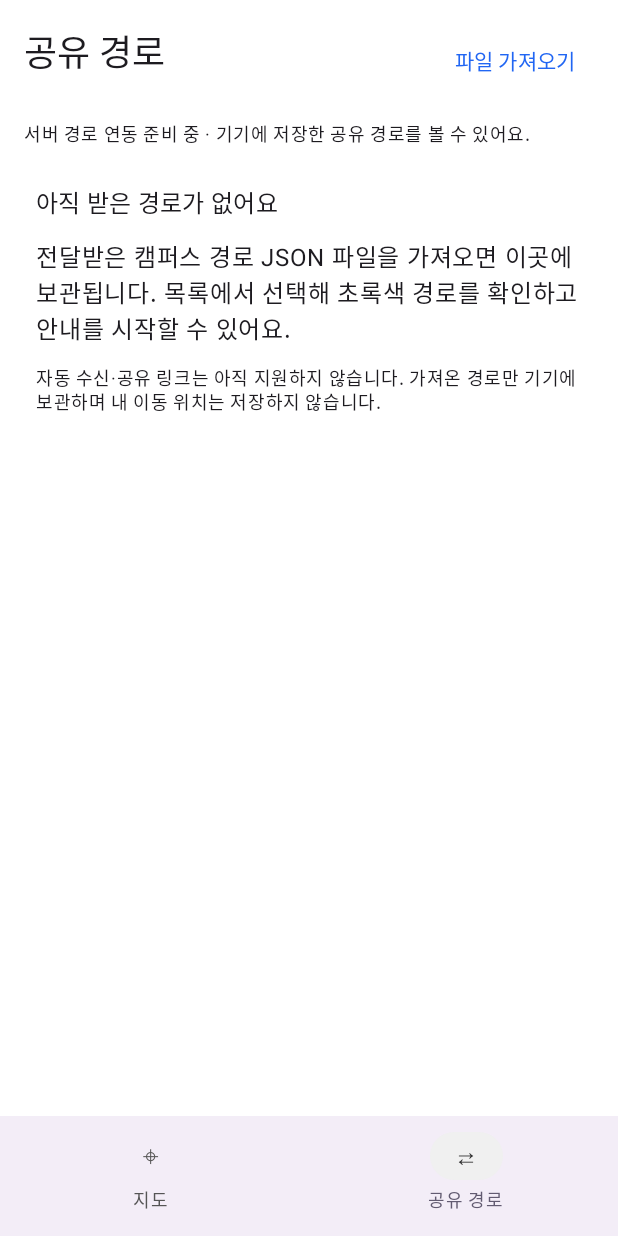
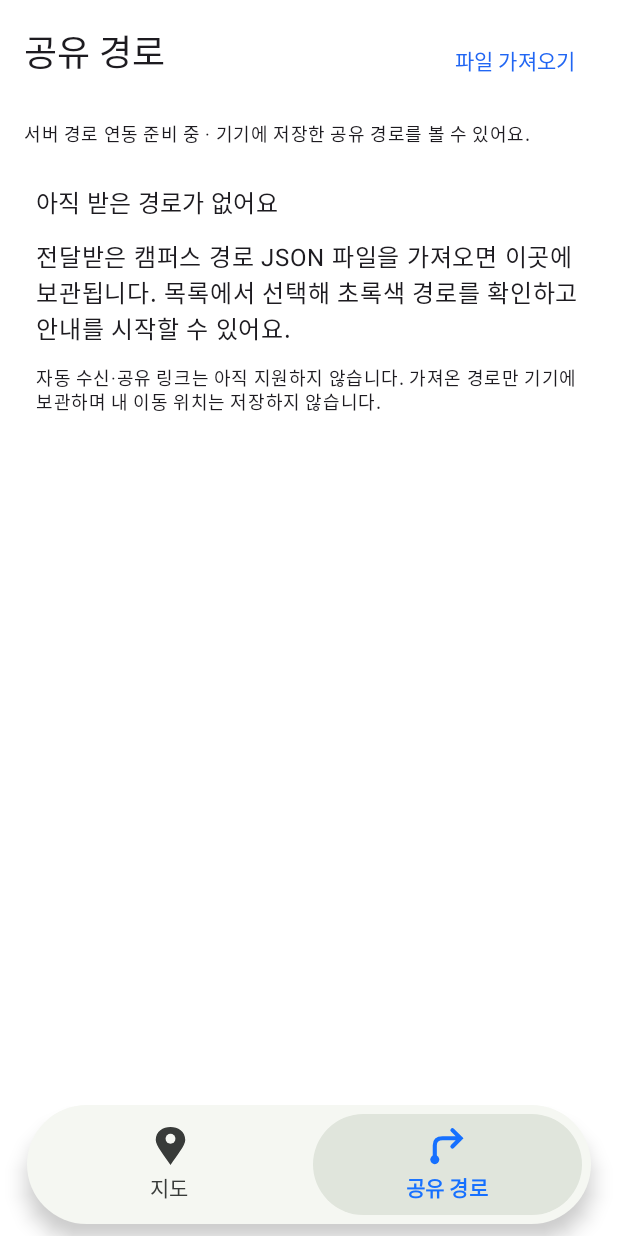
Before and after one commit to sballgut/sensor_map, an Android app built with Jetpack Compose: the screen it shows after launch (MainActivity), item 2 of the bottom bar chosen, on a phone screen of 412 x 824 dp. Run offline under Robolectric (Android 15) with nearby library versions, the phone set to English and light mode, and no system bars; pictures from the network do not load.

Commit message:
Refine home search, collapsible destinations and bottom tabs

```diff
--- a/campus-route/app/src/main/java/com/example/sensorae/ui/d1/DestinationHomeView.java
+++ b/campus-route/app/src/main/java/com/example/sensorae/ui/d1/DestinationHomeView.java
@@ -8,6 +8,7 @@ import android.os.Bundle;
 import android.text.Editable;
 import android.text.TextWatcher;
 import android.view.Gravity;
+import android.view.MotionEvent;
 import android.view.View;
 import android.view.ViewGroup;
 import android.view.inputmethod.InputMethodManager;
@@ -29,6 +30,11 @@ public final class DestinationHomeView extends LinearLayout {
     private final TextView modeLabel, mapLabel;
     private final EditText search;
     private boolean restoring;
+    private LinearLayout sheetContainer;
+    private TextView sheetHandle;
+    private boolean sheetExpanded;
+    private float dragStartY;
+    private int dragStartHeight;
     private Runnable routeAction;
     private String routeMessage = "현재 위치에서 길찾기";
     private boolean routeEnabled = true;
@@ -65,8 +71,6 @@ public final class DestinationHomeView extends LinearLayout {
         search.setHint("어디로 갈까요?"); search.setHintTextColor(MUTED); search.setBackgroundColor(Color.TRANSPARENT);
         search.setContentDescription("건물 이름 검색"); search.setImeOptions(android.view.inputmethod.EditorInfo.IME_ACTION_SEARCH);
         searchBox.addView(search, new LayoutParams(0, dp(50), 1));
-        Button clear = button("지우기", () -> { search.setText(""); controller.clearSelection(); renderSheet(); });
-        clear.setContentDescription("검색어와 목적지 선택 지우기"); searchBox.addView(clear, new LayoutParams(-2, dp(48)));
         LayoutParams searchParams = new LayoutParams(-1, -2); searchParams.setMargins(dp(16), dp(4), dp(16), dp(4));
         addView(searchBox, searchParams);
 
@@ -87,18 +91,39 @@ public final class DestinationHomeView extends LinearLayout {
             public void onSelectionCleared() { mapLabel.setText("목적지를 선택해보세요"); }
         });
 
-        ScrollView sheetScroll = new ScrollView(context) {
-            @Override protected void onMeasure(int widthSpec, int heightSpec) {
-                int available = DestinationHomeView.this.getHeight();
-                int cap = available > 0 ? Math.round(available * .36f) : dp(280);
-                int parentMode = MeasureSpec.getMode(heightSpec), parentSize = MeasureSpec.getSize(heightSpec);
-                if (parentMode != MeasureSpec.UNSPECIFIED) cap = Math.min(cap, parentSize);
-                super.onMeasure(widthSpec, MeasureSpec.makeMeasureSpec(Math.max(0, cap), MeasureSpec.AT_MOST));
+        sheetContainer = column();
+        sheetContainer.setBackground(background(Color.WHITE, 24));
+        sheetHandle = text("━━   목적지 선택   ⌃", 14, MUTED);
+        sheetHandle.setGravity(Gravity.CENTER);
+        sheetHandle.setContentDescription("목적지 목록 펼치기");
+        sheetHandle.setOnClickListener(v -> setSheetExpanded(!sheetExpanded));
+        sheetHandle.setOnTouchListener((v, event) -> {
+            switch (event.getActionMasked()) {
+                case MotionEvent.ACTION_DOWN:
+                    dragStartY = event.getRawY(); dragStartHeight = sheetContainer.getHeight();
+                    v.getParent().requestDisallowInterceptTouchEvent(true); return true;
+                case MotionEvent.ACTION_MOVE:
+                    int height = Math.max(dp(100), Math.min(expandedSheetHeight(),
+                        dragStartHeight + Math.round(dragStartY - event.getRawY())));
+                    ViewGroup.LayoutParams params = sheetContainer.getLayoutParams();
+                    params.height = height; sheetContainer.setLayoutParams(params); return true;
+                case MotionEvent.ACTION_UP:
+                    if (Math.abs(event.getRawY() - dragStartY) < dp(8)) v.performClick();
+                    else setSheetExpanded(event.getRawY() < dragStartY);
+                    return true;
+                case MotionEvent.ACTION_CANCEL:
+                    setSheetExpanded(sheetExpanded); return true;
+                default: return false;
             }
-        };
-        sheetScroll.setBackground(background(Color.WHITE, 20));
-        sheet = column(); sheet.setPadding(dp(16), dp(8), dp(16), dp(8)); sheetScroll.addView(sheet);
-        addView(sheetScroll, new LayoutParams(-1, -2));
+        });
+        sheetContainer.addView(sheetHandle, new LayoutParams(-1, dp(48)));
+        ScrollView sheetScroll = new ScrollView(context);
+        sheet = column(); sheet.setPadding(dp(16), 0, dp(16), dp(12)); sheetScroll.addView(sheet);
+        sheetContainer.addView(sheetScroll, new LayoutParams(-1, 0, 1));
+        addView(sheetContainer, new LayoutParams(-1, dp(100)));
+        addOnLayoutChangeListener((v,l,t,r,b,ol,ot,or,ob) -> {
+            if (b-t != ob-ot && sheetExpanded) setSheetExpanded(true);
+        });
         search.addTextChangedListener(new TextWatcher() {
             public void beforeTextChanged(CharSequence value, int start, int count, int after) {}
             public void onTextChanged(CharSequence value, int start, int before, int count) {
@@ -111,6 +136,16 @@ public final class DestinationHomeView extends LinearLayout {
             return false;
         });
         renderSheet();
+    }
+
+    private int expandedSheetHeight() { return Math.max(dp(100), Math.round(getHeight() * .55f)); }
+    private void setSheetExpanded(boolean expanded) {
+        sheetExpanded = expanded;
+        if (sheetContainer == null) return;
+        ViewGroup.LayoutParams params = sheetContainer.getLayoutParams();
+        if (params != null) { params.height = expanded ? expandedSheetHeight() : dp(100); sheetContainer.setLayoutParams(params); }
+        sheetHandle.setText(expanded ? "━━   목적지 선택   ⌄" : "━━   목적지 선택   ⌃");
+        sheetHandle.setContentDescription(expanded ? "목적지 목록 접기" : "목적지 목록 펼치기");
     }
 
     /** UI thread only. The map must be unattached; attaching replays current selection. */
@@ -127,16 +162,18 @@ public final class DestinationHomeView extends LinearLayout {
     /** D-2 calls this when a registered building is tapped on the map. */
     public boolean selectDestination(String id) {
         if (!controller.select(id)) return false;
-        hideKeyboard(); search.clearFocus(); renderSheet(); return true;
+        hideKeyboard(); search.clearFocus(); setSheetExpanded(true); renderSheet(); return true;
     }
 
     public void saveSelection(Bundle state) {
+        state.putBoolean("d1.sheetExpanded", sheetExpanded);
         state.putString("d1.query", controller.query());
         state.putString("d1.selected", controller.selected() == null ? null : controller.selected().id);
     }
 
     public void restoreSelection(Bundle state) {
         if (state == null) return;
+        setSheetExpanded(state.getBoolean("d1.sheetExpanded", false));
         restoring = true; search.setText(state.getString("d1.query", "")); restoring = false;
         controller.restore(search.getText().toString(), state.getString("d1.selected")); renderSheet();
     }
@@ -164,7 +201,7 @@ public final class DestinationHomeView extends LinearLayout {
         }
         List<Destination> results = controller.results();
         String heading = controller.query().trim().isEmpty() ? "목적지 선택" : "검색 결과 " + results.size() + "개";
-        TextView title = text(heading, 20, INK); title.setTypeface(Typeface.DEFAULT, Typeface.BOLD); sheet.addView(title);
+        if (!controller.query().trim().isEmpty()) { TextView title = text(heading, 18, INK); title.setTypeface(Typeface.DEFAULT, Typeface.BOLD); sheet.addView(title); }
         if (results.isEmpty()) {
             addSheetText("검색 결과가 없어요. 다른 건물 이름을 입력해보세요.", 14, MUTED, 14);
             return;
@@ -174,7 +211,7 @@ public final class DestinationHomeView extends LinearLayout {
             item.setGravity(Gravity.START | Gravity.CENTER_VERTICAL); item.setTextSize(16);
             item.setPadding(dp(14), 0, dp(14), 0); item.setBackground(background(Color.rgb(246, 248, 246), 10));
             item.setContentDescription(d.name + " 목적지 선택" + (d.isDemo ? ", 시험 자료" : ""));
-            LayoutParams itemParams = new LayoutParams(-1, dp(54)); itemParams.topMargin = dp(8); sheet.addView(item, itemParams);
+            LayoutParams itemParams = new LayoutParams(-1, dp(48)); itemParams.topMargin = dp(4); sheet.addView(item, itemParams);
         }
     }
 
--- a/campus-route/app/src/main/java/kr/ac/campusroute/MainActivity.kt
+++ b/campus-route/app/src/main/java/kr/ac/campusroute/MainActivity.kt
@@ -17,6 +17,7 @@ import androidx.lifecycle.compose.*
 import androidx.lifecycle.viewmodel.compose.viewModel
 import kr.ac.campusroute.data.repository.AssetCampusRepository
 import kr.ac.campusroute.ui.CampusViewModel
+import kr.ac.campusroute.ui.map.CampusBottomTabs
 import kr.ac.campusroute.ui.map.HomeScreen
 import kr.ac.campusroute.ui.map.DepartureDialog
 import kr.ac.campusroute.ui.map.DestinationSearchScreen
@@ -55,10 +56,7 @@ class MainActivity : ComponentActivity() {
                                 if(tab==0) HomeScreen(model,state,displayLocation,onSearch={ searching=true })
                                 else SharedRoutesScreen(model,state,displayLocation)
                             }
-                            NavigationBar {
-                                NavigationBarItem(selected=tab==0,onClick={tab=0; model.clearMessage()},icon={Text("⌖")},label={Text("지도")})
-                                NavigationBarItem(selected=tab==1,onClick={tab=1; model.clearMessage()},icon={Text("⇄")},label={Text("공유 경로")})
-                            }
+                            CampusBottomTabs(tab) { tab=it; model.clearMessage() }
                         }
                     }
                 }
--- /dev/null
+++ b/campus-route/app/src/main/java/kr/ac/campusroute/ui/map/CampusBottomTabs.kt
@@ -0,0 +1,60 @@
+package kr.ac.campusroute.ui.map
+
+import androidx.compose.foundation.Canvas
+import androidx.compose.foundation.background
+import androidx.compose.foundation.layout.*
+import androidx.compose.foundation.selection.selectable
+import androidx.compose.foundation.selection.selectableGroup
+import androidx.compose.foundation.shape.RoundedCornerShape
+import androidx.compose.material3.*
+import androidx.compose.runtime.Composable
+import androidx.compose.ui.Alignment
+import androidx.compose.ui.Modifier
+import androidx.compose.ui.geometry.Offset
+import androidx.compose.ui.graphics.*
+import androidx.compose.ui.graphics.drawscope.Stroke
+import androidx.compose.ui.semantics.Role
+import androidx.compose.ui.text.font.FontWeight
+import androidx.compose.ui.unit.dp
+
+@Composable
+fun CampusBottomTabs(selected: Int, onSelect: (Int) -> Unit) {
+    Surface(Modifier.fillMaxWidth().padding(horizontal=18.dp,vertical=8.dp),
+        shape=RoundedCornerShape(40.dp),color=Color(0xFFF5F7F2),shadowElevation=8.dp) {
+        Row(Modifier.selectableGroup().padding(6.dp),horizontalArrangement=Arrangement.spacedBy(6.dp)) {
+            listOf("지도","공유 경로").forEachIndexed { index,label ->
+                val active=selected==index
+                val ink=if(active) Color(0xFF1670FF) else Color(0xFF383B39)
+                Column(Modifier.weight(1f)
+                    .background(if(active) Color(0xFFE0E5DC) else Color.Transparent,RoundedCornerShape(34.dp))
+                    .selectable(selected=active,role=Role.Tab,onClick={onSelect(index)})
+                    .padding(vertical=8.dp),horizontalAlignment=Alignment.CenterHorizontally,
+                    verticalArrangement=Arrangement.spacedBy(3.dp)) {
+                    Canvas(Modifier.size(27.dp)) {
+                        val w=size.width; val h=size.height
+                        if(index==0) {
+                            val pin=Path().apply {
+                                moveTo(w*.5f,h*.95f)
+                                cubicTo(w*.35f,h*.72f,w*.14f,h*.48f,w*.14f,h*.34f)
+                                cubicTo(w*.14f,-h*.08f,w*.86f,-h*.08f,w*.86f,h*.34f)
+                                cubicTo(w*.86f,h*.48f,w*.65f,h*.72f,w*.5f,h*.95f); close()
+                            }
+                            drawPath(pin,ink)
+                            drawCircle(Color(0xFFF5F7F2),w*.12f,Offset(w*.5f,h*.31f))
+                        } else {
+                            val route=Path().apply {
+                                moveTo(w*.19f,h*.82f); lineTo(w*.19f,h*.47f)
+                                quadraticTo(w*.19f,h*.30f,w*.38f,h*.30f); lineTo(w*.82f,h*.30f)
+                                moveTo(w*.62f,h*.10f); lineTo(w*.82f,h*.30f); lineTo(w*.62f,h*.50f)
+                            }
+                            drawPath(route,ink,style=Stroke(w*.10f,cap=StrokeCap.Round))
+                            drawCircle(ink,w*.11f,Offset(w*.19f,h*.82f))
+                        }
+                    }
+                    Text(label,color=ink,style=MaterialTheme.typography.labelLarge,
+                        fontWeight=if(active) FontWeight.Bold else FontWeight.Medium)
+                }
+            }
+        }
+    }
+}
```
Also changed, not shown: 4 other files.
